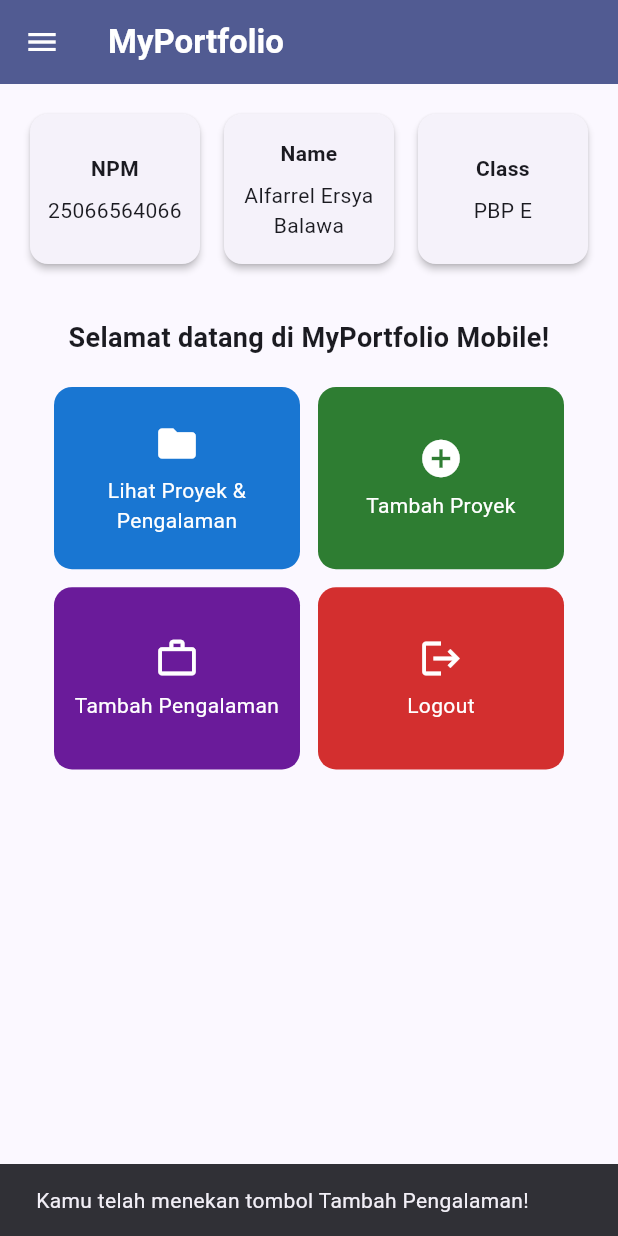
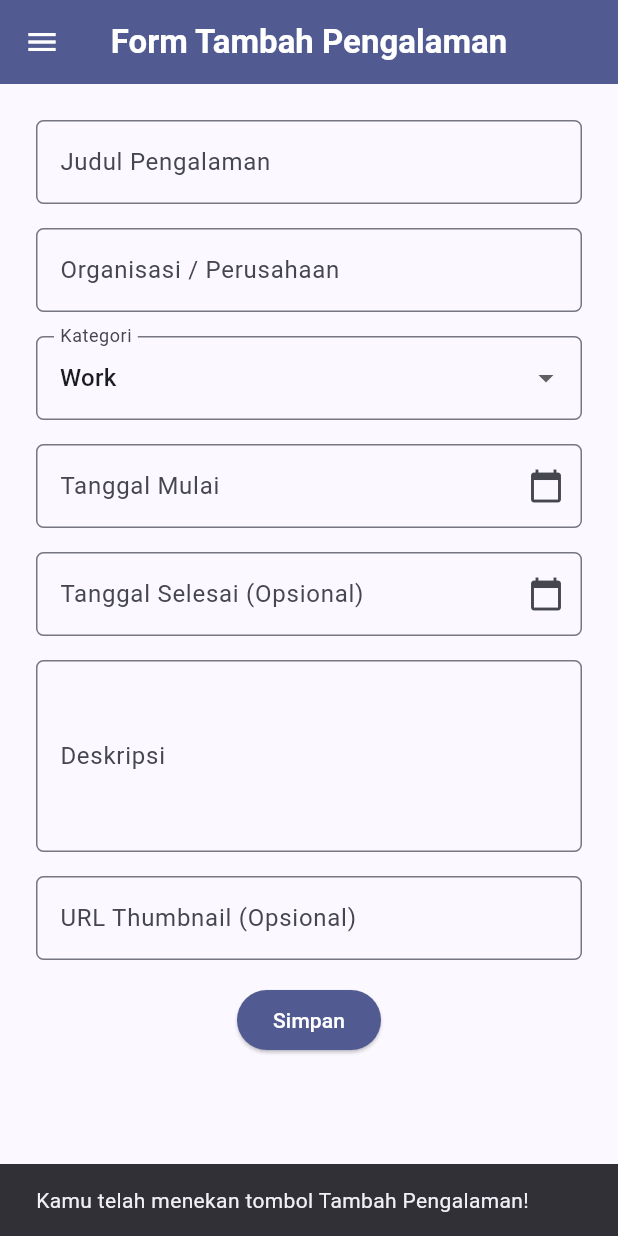
Before and after one commit to alpallel/portofolio-mobile, a Flutter app: the screen it shows after launch, after a tap on "Tambah Pengalaman", on a phone screen of 412 x 824 dp. Run offline on Flutter 3.47's test engine with Material 3 defaults, Android fonts, the phone set to English and light mode, and no system bars.

Commit message:
feat: add ExperienceFormPage and navigation from project card

```diff
--- /dev/null
+++ b/lib/screens/experience_form.dart
@@ -0,0 +1,383 @@
+import 'package:flutter/material.dart';
+import 'package:myportofolio_mobile/widgets/left_drawer.dart';
+
+class ExperienceFormPage extends StatefulWidget {
+  const ExperienceFormPage({super.key});
+
+  @override
+  State<ExperienceFormPage> createState() => _ExperienceFormPageState();
+}
+
+class _ExperienceFormPageState extends State<ExperienceFormPage> {
+  final _formKey = GlobalKey<FormState>();
+  final TextEditingController _startDateController = TextEditingController();
+  final TextEditingController _endDateController = TextEditingController();
+
+  final List<String> _categories = const [
+    'Work',
+    'Organization',
+    'Volunteer',
+    'Competition',
+    'Other',
+  ];
+
+  String _title = "";
+  String _organization = "";
+  String _category = "Work";
+  DateTime? _startDate;
+  DateTime? _endDate;
+  String _description = "";
+  String _thumbnail = "";
+
+  @override
+  void dispose() {
+    _startDateController.dispose();
+    _endDateController.dispose();
+    super.dispose();
+  }
+
+  String _formatDate(DateTime date) {
+    final month = date.month.toString().padLeft(2, '0');
+    final day = date.day.toString().padLeft(2, '0');
+    return "${date.year}-$month-$day";
+  }
+
+  Future<void> _selectStartDate(BuildContext context) async {
+    final DateTime? picked = await showDatePicker(
+      context: context,
+      initialDate: _startDate ?? DateTime.now(),
+      firstDate: DateTime(2000),
+      lastDate: DateTime(2100),
+    );
+    if (picked != null) {
+      setState(() {
+        _startDate = picked;
+        _startDateController.text = _formatDate(picked);
+      });
+    }
+  }
+
+  Future<void> _selectEndDate(BuildContext context) async {
+    final DateTime? picked = await showDatePicker(
+      context: context,
+      initialDate: _endDate ?? _startDate ?? DateTime.now(),
+      firstDate: DateTime(2000),
+      lastDate: DateTime(2100),
+    );
+    if (picked != null) {
+      setState(() {
+        _endDate = picked;
+        _endDateController.text = _formatDate(picked);
+      });
+    }
+  }
+
+  @override
+  Widget build(BuildContext context) {
+    return Scaffold(
+      appBar: AppBar(
+        centerTitle: true,
+        title: const Text(
+          'Form Tambah Pengalaman',
+          style: TextStyle(
+            color: Colors.white,
+            fontWeight: FontWeight.bold,
+          ),
+        ),
+        backgroundColor: Theme.of(context).colorScheme.primary,
+        iconTheme: const IconThemeData(color: Colors.white),
+      ),
+      drawer: const LeftDrawer(),
+      body: Form(
+        key: _formKey,
+        child: SingleChildScrollView(
+          padding: const EdgeInsets.all(16.0),
+          child: Column(
+            crossAxisAlignment: CrossAxisAlignment.start,
+            children: [
+              // Input Judul / Peran Pengalaman
+              Padding(
+                padding: const EdgeInsets.all(8.0),
+                child: TextFormField(
+                  decoration: InputDecoration(
+                    hintText: "Contoh: Software Engineering Intern",
+                    labelText: "Judul Pengalaman",
+                    border: OutlineInputBorder(
+                      borderRadius: BorderRadius.circular(5.0),
+                    ),
+                  ),
+                  onChanged: (String? value) {
+                    setState(() {
+                      _title = value?.trim() ?? "";
+                    });
+                  },
+                  validator: (String? value) {
+                    if (value == null || value.trim().isEmpty) {
+                      return "Judul pengalaman tidak boleh kosong!";
+                    }
+                    if (value.trim().length > 100) {
+                      return "Judul pengalaman maksimal 100 karakter!";
+                    }
+                    return null;
+                  },
+                ),
+              ),
+
+              // Input Organisasi / Perusahaan
+              Padding(
+                padding: const EdgeInsets.all(8.0),
+                child: TextFormField(
+                  decoration: InputDecoration(
+                    hintText: "Contoh: Fasilkom UI",
+                    labelText: "Organisasi / Perusahaan",
+                    border: OutlineInputBorder(
+                      borderRadius: BorderRadius.circular(5.0),
+                    ),
+                  ),
+                  onChanged: (String? value) {
+                    setState(() {
+                      _organization = value?.trim() ?? "";
+                    });
+                  },
+                  validator: (String? value) {
+                    if (value == null || value.trim().isEmpty) {
+                      return "Nama organisasi atau perusahaan tidak boleh kosong!";
+                    }
+                    if (value.trim().length > 100) {
+                      return "Nama organisasi maksimal 100 karakter!";
+                    }
+                    return null;
+                  },
+                ),
+              ),
+
+              // Input Kategori Pengalaman
+              Padding(
+                padding: const EdgeInsets.all(8.0),
+                child: DropdownButtonFormField<String>(
+                  decoration: InputDecoration(
+                    labelText: "Kategori",
+                    border: OutlineInputBorder(
+                      borderRadius: BorderRadius.circular(5.0),
+                    ),
+                  ),
+                  initialValue: _categories.first,
+                  items: _categories
+                      .map(
+                        (cat) => DropdownMenuItem(
+                          value: cat,
+                          child: Text(cat),
+                        ),
+                      )
+                      .toList(),
+                  onChanged: (String? newValue) {
+                    if (newValue != null) {
+                      setState(() {
+                        _category = newValue;
+                      });
+                    }
+                  },
+                ),
+              ),
+
+              // Input Tanggal Mulai menggunakan showDatePicker
+              Padding(
+                padding: const EdgeInsets.all(8.0),
+                child: TextFormField(
+                  controller: _startDateController,
+                  readOnly: true,
+                  decoration: InputDecoration(
+                    hintText: "Pilih tanggal mulai",
+                    labelText: "Tanggal Mulai",
+                    suffixIcon: const Icon(Icons.calendar_today),
+                    border: OutlineInputBorder(
+                      borderRadius: BorderRadius.circular(5.0),
+                    ),
+                  ),
+                  onTap: () => _selectStartDate(context),
+                  validator: (String? value) {
+                    if (_startDate == null ||
+                        value == null ||
+                        value.trim().isEmpty) {
+                      return "Tanggal mulai tidak boleh kosong!";
+                    }
+                    return null;
+                  },
+                ),
+              ),
+
+              // Input Tanggal Selesai (opsional) menggunakan showDatePicker
+              Padding(
+                padding: const EdgeInsets.all(8.0),
+                child: TextFormField(
+                  controller: _endDateController,
+                  readOnly: true,
+                  decoration: InputDecoration(
+                    hintText: "Kosongkan jika masih berlangsung",
+                    labelText: "Tanggal Selesai (Opsional)",
+                    suffixIcon: _endDate != null
+                        ? IconButton(
+                            icon: const Icon(Icons.clear),
+                            tooltip: "Hapus tanggal selesai",
+                            onPressed: () {
+                              setState(() {
+                                _endDate = null;
+                                _endDateController.clear();
+                              });
+                            },
+                          )
+                        : const Icon(Icons.calendar_today),
+                    border: OutlineInputBorder(
+                      borderRadius: BorderRadius.circular(5.0),
+                    ),
+                  ),
+                  onTap: () => _selectEndDate(context),
+                  validator: (String? value) {
+                    if (_startDate != null &&
+                        _endDate != null &&
+                        _endDate!.isBefore(_startDate!)) {
+                      return "Tanggal selesai tidak boleh sebelum tanggal mulai!";
+                    }
+                    return null;
+                  },
+                ),
+              ),
+
+              // Input Deskripsi Pengalaman
+              Padding(
+                padding: const EdgeInsets.all(8.0),
+                child: TextFormField(
+                  maxLines: 4,
+                  decoration: InputDecoration(
+                    hintText: "Ceritakan peran dan pencapaian Anda",
+                    labelText: "Deskripsi",
+                    border: OutlineInputBorder(
+                      borderRadius: BorderRadius.circular(5.0),
+                    ),
+                  ),
+                  onChanged: (String? value) {
+                    setState(() {
+                      _description = value?.trim() ?? "";
+                    });
+                  },
+                  validator: (String? value) {
+                    if (value == null || value.trim().isEmpty) {
+                      return "Deskripsi pengalaman tidak boleh kosong!";
+                    }
+                    if (value.trim().length < 10) {
+                      return "Deskripsi minimal 10 karakter!";
+                    }
+                    return null;
+                  },
+                ),
+              ),
+
+              // Input URL Thumbnail (opsional)
+              Padding(
+                padding: const EdgeInsets.all(8.0),
+                child: TextFormField(
+                  keyboardType: TextInputType.url,
+                  decoration: InputDecoration(
+                    hintText: "https://example.com/thumbnail.png",
+                    labelText: "URL Thumbnail (Opsional)",
+                    border: OutlineInputBorder(
+                      borderRadius: BorderRadius.circular(5.0),
+                    ),
+                  ),
+                  onChanged: (String? value) {
+                    setState(() {
+                      _thumbnail = value?.trim() ?? "";
+                    });
+                  },
+                  validator: (String? value) {
+                    if (value == null || value.trim().isEmpty) {
+                      return null;
+                    }
+                    final uri = Uri.tryParse(value.trim());
+                    if (uri == null ||
+                        (uri.scheme != 'http' && uri.scheme != 'https') ||
+                        uri.host.isEmpty) {
+                      return "Masukkan URL yang valid (diawali http:// atau https://)!";
+                    }
+                    return null;
+                  },
+                ),
+              ),
+
+              // Tombol Simpan
+              Align(
+                alignment: Alignment.bottomCenter,
+                child: Padding(
+                  padding: const EdgeInsets.all(8.0),
+                  child: ElevatedButton(
+                    style: ButtonStyle(
+                      backgroundColor: WidgetStateProperty.all(
+                        Theme.of(context).colorScheme.primary,
+                      ),
+                    ),
+                    onPressed: () {
+                      if (_formKey.currentState!.validate()) {
+                        final String endDateText = _endDate != null
+                            ? _formatDate(_endDate!)
+                            : "Sekarang";
+                        showDialog(
+                          context: context,
+                          builder: (context) {
+                            return AlertDialog(
+                              title: const Text('Pengalaman berhasil tersimpan'),
+                              content: SingleChildScrollView(
+                                child: Column(
+                                  crossAxisAlignment: CrossAxisAlignment.start,
+                                  children: [
+                                    Text('Judul: $_title'),
+                                    Text('Organisasi: $_organization'),
+                                    Text('Kategori: $_category'),
+                                    Text(
+                                      'Tanggal Mulai: ${_formatDate(_startDate!)}',
+                                    ),
+                                    Text('Tanggal Selesai: $endDateText'),
+                                    Text('Deskripsi: $_description'),
+                                    if (_thumbnail.isNotEmpty)
+                                      Text('Thumbnail: $_thumbnail'),
+                                  ],
+                                ),
+                              ),
+                              actions: [
+                                TextButton(
+                                  child: const Text('OK'),
+                                  onPressed: () {
+                                    Navigator.pop(context);
+                                    _formKey.currentState!.reset();
+                                    _startDateController.clear();
+                                    _endDateController.clear();
+                                    setState(() {
+                                      _title = "";
+                                      _organization = "";
+                                      _category = _categories.first;
+                                      _startDate = null;
+                                      _endDate = null;
+                                      _description = "";
+                                      _thumbnail = "";
+                                    });
+                                  },
+                                ),
+                              ],
+                            );
+                          },
+                        );
+                      }
+                    },
+                    child: const Text(
+                      "Simpan",
+                      style: TextStyle(color: Colors.white),
+                    ),
+                  ),
+                ),
+              ),
+            ],
+          ),
+        ),
+      ),
+    );
+  }
+}
--- a/lib/widgets/project_card.dart
+++ b/lib/widgets/project_card.dart
@@ -1,4 +1,5 @@
 import 'package:flutter/material.dart';
+import 'package:myportofolio_mobile/screens/experience_form.dart';
 import 'package:myportofolio_mobile/screens/project_form.dart';
 
 class ItemHomepage {
@@ -41,6 +42,13 @@ class ItemCard extends StatelessWidget {
                 builder: (context) => const ProjectFormPage(),
               ),
             );
+          } else if (item.name == "Tambah Pengalaman") {
+            Navigator.push(
+              context,
+              MaterialPageRoute(
+                builder: (context) => const ExperienceFormPage(),
+              ),
+            );
           }
         },
         child: Container(
```
